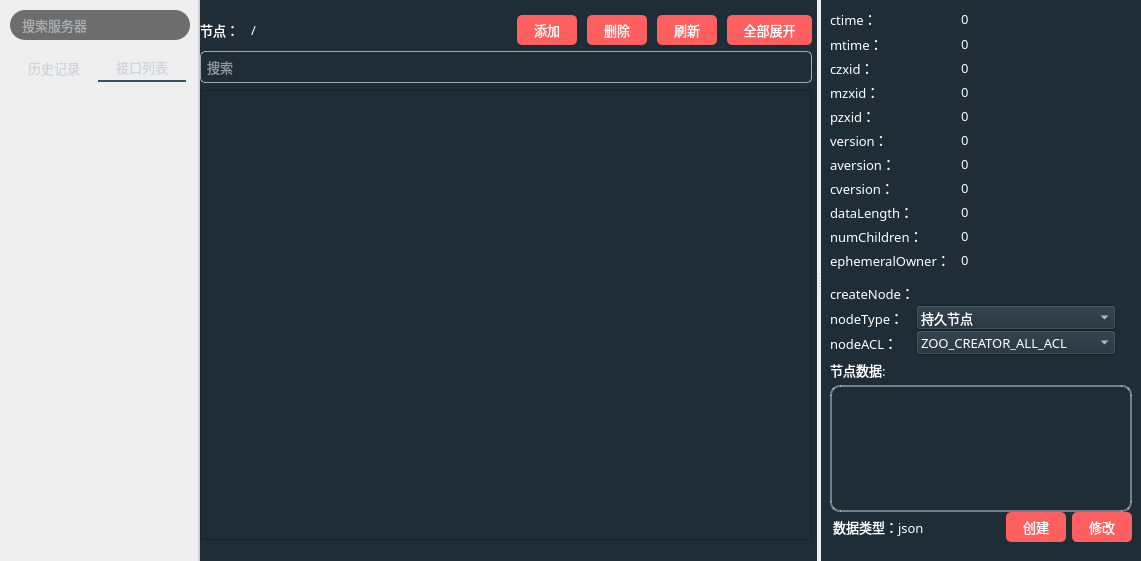
This is zookeeperwidget.ui in HuaGouFdog/Fdog-Kit as Qt 5 draws it before an edit. The edited form follows.
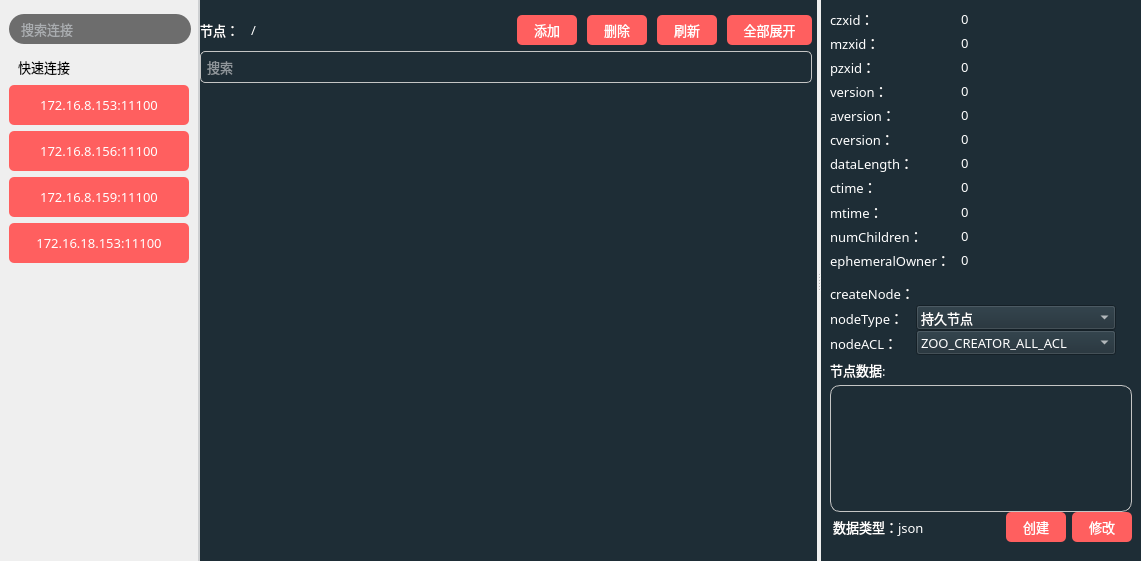
This is the edited form. Icons and pictures are not drawn.

Commit message: 优化zk界面

```diff
--- a/zookeeperwidget.ui
+++ b/zookeeperwidget.ui
@@ -164,24 +164,27 @@
 }</string>
      </property>
      <layout class="QVBoxLayout" name="verticalLayout_6">
-      <property name="spacing">
-       <number>9</number>
-      </property>
       <property name="leftMargin">
-       <number>10</number>
+       <number>9</number>
       </property>
       <property name="topMargin">
-       <number>5</number>
+       <number>9</number>
       </property>
       <property name="rightMargin">
-       <number>10</number>
+       <number>9</number>
       </property>
       <property name="bottomMargin">
        <number>0</number>
       </property>
       <item>
        <widget class="QWidget" name="widget_9" native="true">
-        <layout class="QVBoxLayout" name="verticalLayout_3">
+        <property name="maximumSize">
+         <size>
+          <width>16777215</width>
+          <height>40</height>
+         </size>
+        </property>
+        <layout class="QHBoxLayout" name="horizontalLayout_6">
          <property name="spacing">
           <number>0</number>
          </property>
@@ -230,7 +233,7 @@
 }</string>
            </property>
            <property name="placeholderText">
-            <string>搜索服务器</string>
+            <string>搜索连接</string>
            </property>
           </widget>
          </item>
@@ -238,103 +241,286 @@
        </widget>
       </item>
       <item>
-       <widget class="QTabWidget" name="tabWidget">
-        <property name="font">
-         <font>
-          <family>OPPOSans B</family>
-          <pointsize>10</pointsize>
-          <stylestrategy>PreferAntialias</stylestrategy>
-         </font>
-        </property>
-        <property name="styleSheet">
-         <string notr="true">
- QTabWidget::tab-bar {
-         left:0px;       
-}
+       <widget class="QWidget" name="widget" native="true">
+        <layout class="QVBoxLayout" name="verticalLayout_8">
+         <property name="spacing">
+          <number>6</number>
+         </property>
+         <property name="leftMargin">
+          <number>0</number>
+         </property>
+         <property name="topMargin">
+          <number>0</number>
+         </property>
+         <property name="rightMargin">
+          <number>0</number>
+         </property>
+         <property name="bottomMargin">
+          <number>0</number>
+         </property>
+         <item>
+          <widget class="QWidget" name="widget_2" native="true">
+           <property name="minimumSize">
+            <size>
+             <width>0</width>
+             <height>20</height>
+            </size>
+           </property>
+           <layout class="QHBoxLayout" name="horizontalLayout_11">
+            <property name="leftMargin">
+             <number>9</number>
+            </property>
+            <property name="topMargin">
+             <number>2</number>
+            </property>
+            <property name="rightMargin">
+             <number>9</number>
+            </property>
+            <property name="bottomMargin">
+             <number>2</number>
+            </property>
+            <item>
+             <widget class="QLabel" name="label">
+              <property name="font">
+               <font>
+                <family>OPPOSans B</family>
+                <pointsize>10</pointsize>
+                <stylestrategy>PreferAntialias</stylestrategy>
+               </font>
+              </property>
+              <property name="text">
+               <string>快速连接</string>
+              </property>
+             </widget>
+            </item>
+            <item>
+             <widget class="QToolButton" name="toolButton_3">
+              <property name="minimumSize">
+               <size>
+                <width>0</width>
+                <height>15</height>
+               </size>
+              </property>
+              <property name="styleSheet">
+               <string notr="true">QToolButton {
+	color: rgb(255, 255, 255);
 	
+	background-color: rgba(255, 255, 255, 0);
+	border-radius: 5px;
+}
 
-/*设置TabWidget中tab_1的样式*/
-#tab_1.QWidget{
-	background-color: rgb(108, 117, 125, 0);
+QToolButton::menu-indicator { 
+	image: None;
 }
+
  
-/*设置TabWidget中tab_2的样式*/
-#tab_2.QWidget{
-	background-color: rgb(108, 117, 125, 0);
+QToolButton:hover {
+	color: rgb(255, 255, 255);
+	background-color: rgba(255, 255, 255, 0);
+}</string>
+              </property>
+              <property name="text">
+               <string/>
+              </property>
+              <property name="icon">
+               <iconset resource="lib.qrc">
+                <normaloff>:/lib/add2.png</normaloff>:/lib/add2.png</iconset>
+              </property>
+             </widget>
+            </item>
+           </layout>
+          </widget>
+         </item>
+         <item>
+          <widget class="QToolButton" name="toolButton_2">
+           <property name="minimumSize">
+            <size>
+             <width>180</width>
+             <height>40</height>
+            </size>
+           </property>
+           <property name="font">
+            <font>
+             <family>OPPOSans B</family>
+             <pointsize>10</pointsize>
+             <stylestrategy>PreferAntialias</stylestrategy>
+            </font>
+           </property>
+           <property name="styleSheet">
+            <string notr="true">QToolButton {
+	color: rgb(255, 255, 255);
+	background-color: rgb(255, 95, 95);
+	border-radius: 5px;
 }
- 
-/*设置TabWidget中QTabBar的样式*/
-QTabBar::tab{
-    background-color: rgb(108, 117, 125, 0);
-	/*font-family:Consolas; */   /*设置tab中的文本的字体*/
-	font-size:10pt;
-	color:#ced4da;    /*设置tab中的文本的颜色*/
-	border-top-left-radius: 5px;    /*设置tab的边框的圆角（左上圆角）*/
-	border-top-right-radius: 5px;    /*设置tab的边框的圆角（右上圆角）*/
-	width:80px;
-	padding: 4px;
-	margin-right:0px;
-	margin-left: 0px;
+
+QToolButton::menu-indicator { 
+	image: None;
 }
+
  
-/*设置TabWidget中QTabBar的tab被选中时的样式*/
-QTabBar::tab:selected{
-	/*background-color: #0B0E11;*/
-	background-color: rgb(108, 117, 125, 0);
-	border-bottom: 2px solid rgb(54, 81, 97)
+QToolButton:hover {
+	color: rgb(255, 255, 255);
+	background-color: rgb(255, 95, 95);
+}</string>
+           </property>
+           <property name="text">
+            <string>172.16.8.153:11100</string>
+           </property>
+           <property name="icon">
+            <iconset resource="lib.qrc">
+             <normaloff>:/lib/node.png</normaloff>:/lib/node.png</iconset>
+           </property>
+           <property name="toolButtonStyle">
+            <enum>Qt::ToolButtonTextBesideIcon</enum>
+           </property>
+          </widget>
+         </item>
+         <item>
+          <widget class="QToolButton" name="toolButton_4">
+           <property name="minimumSize">
+            <size>
+             <width>180</width>
+             <height>40</height>
+            </size>
+           </property>
+           <property name="font">
+            <font>
+             <family>OPPOSans B</family>
+             <pointsize>10</pointsize>
+             <stylestrategy>PreferAntialias</stylestrategy>
+            </font>
+           </property>
+           <property name="styleSheet">
+            <string notr="true">QToolButton {
+	color: rgb(255, 255, 255);
+	background-color: rgb(255, 95, 95);
+	border-radius: 5px;
 }
- 
-/*设置TabWidget中鼠标悬浮在QTabBar的tab上，但未选中该Tab的样式*/
-QTabBar::tab:hover:!selected {
-	/*background-color: rgb(100, 117, 125, 125);*/
+
+QToolButton::menu-indicator { 
+	image: None;
 }
+
  
-/*设置TabWidget的边框的样式*/
-QTabWidget::pane {
-    border: 0px solid rgb(108, 117, 125, 65);
+QToolButton:hover {
+	color: rgb(255, 255, 255);
+	background-color: rgb(255, 95, 95);
+}</string>
+           </property>
+           <property name="text">
+            <string>172.16.8.156:11100</string>
+           </property>
+           <property name="icon">
+            <iconset resource="lib.qrc">
+             <normaloff>:/lib/node2.png</normaloff>:/lib/node2.png</iconset>
+           </property>
+           <property name="toolButtonStyle">
+            <enum>Qt::ToolButtonTextBesideIcon</enum>
+           </property>
+          </widget>
+         </item>
+         <item>
+          <widget class="QToolButton" name="toolButton_5">
+           <property name="minimumSize">
+            <size>
+             <width>180</width>
+             <height>40</height>
+            </size>
+           </property>
+           <property name="font">
+            <font>
+             <family>OPPOSans B</family>
+             <pointsize>10</pointsize>
+             <stylestrategy>PreferAntialias</stylestrategy>
+            </font>
+           </property>
+           <property name="styleSheet">
+            <string notr="true">QToolButton {
+	color: rgb(255, 255, 255);
+	background-color: rgb(255, 95, 95);
+	border-radius: 5px;
 }
- 
 
-QTabBar::close-button{ 
-	/*border-image: url(:lib/Kafka.png);*/
+QToolButton::menu-indicator { 
+	image: None;
 }
-QTabBar::close-button:hover{
-	/*border-image: url(:/Resources/image/close_hover.png);*/
+
+ 
+QToolButton:hover {
+	color: rgb(255, 255, 255);
+	background-color: rgb(255, 95, 95);
+}</string>
+           </property>
+           <property name="text">
+            <string>172.16.8.159:11100</string>
+           </property>
+           <property name="icon">
+            <iconset resource="lib.qrc">
+             <normaloff>:/lib/node2.png</normaloff>:/lib/node2.png</iconset>
+           </property>
+           <property name="toolButtonStyle">
+            <enum>Qt::ToolButtonTextBesideIcon</enum>
+           </property>
+          </widget>
+         </item>
+         <item>
+          <widget class="QToolButton" name="toolButton_6">
+           <property name="minimumSize">
+            <size>
+             <width>180</width>
+             <height>40</height>
+            </size>
+           </property>
+           <property name="font">
+            <font>
+             <family>OPPOSans B</family>
+             <pointsize>10</pointsize>
+             <stylestrategy>PreferAntialias</stylestrategy>
+            </font>
+           </property>
+           <property name="styleSheet">
+            <string notr="true">QToolButton {
+	color: rgb(255, 255, 255);
+	background-color: rgb(255, 95, 95);
+	border-radius: 5px;
 }
 
-
-/*当打开多个tab，右侧出现，点击后，可以向前向后的按钮的样式*/
-QTabBar QToolButton {
-    border: none;
-	color: rgb(255, 206, 6);
-    background-color: #0b0e11;
+QToolButton::menu-indicator { 
+	image: None;
 }
+
  
-QTabBar QToolButton:hover {
-	background-color: #161a1e; 
+QToolButton:hover {
+	color: rgb(255, 255, 255);
+	background-color: rgb(255, 95, 95);
 }</string>
-        </property>
-        <property name="currentIndex">
-         <number>1</number>
-        </property>
-        <widget class="QWidget" name="tab">
-         <attribute name="icon">
-          <iconset resource="lib.qrc">
-           <normaloff>:/lib/history2.png</normaloff>:/lib/history2.png</iconset>
-         </attribute>
-         <attribute name="title">
-          <string>历史记录</string>
-         </attribute>
-        </widget>
-        <widget class="QWidget" name="tab_2">
-         <attribute name="icon">
-          <iconset resource="lib.qrc">
-           <normaloff>:/lib/file2.png</normaloff>:/lib/file2.png</iconset>
-         </attribute>
-         <attribute name="title">
-          <string>接口列表</string>
-         </attribute>
-        </widget>
+           </property>
+           <property name="text">
+            <string>172.16.18.153:11100</string>
+           </property>
+           <property name="icon">
+            <iconset resource="lib.qrc">
+             <normaloff>:/lib/node2.png</normaloff>:/lib/node2.png</iconset>
+           </property>
+           <property name="toolButtonStyle">
+            <enum>Qt::ToolButtonTextBesideIcon</enum>
+           </property>
+          </widget>
+         </item>
+         <item>
+          <spacer name="verticalSpacer">
+           <property name="orientation">
+            <enum>Qt::Vertical</enum>
+           </property>
+           <property name="sizeHint" stdset="0">
+            <size>
+             <width>20</width>
+             <height>290</height>
+            </size>
+           </property>
+          </spacer>
+         </item>
+        </layout>
        </widget>
       </item>
      </layout>
@@ -436,7 +622,7 @@
           <item>
            <widget class="QLineEdit" name="lineEdit_node">
             <property name="sizePolicy">
-             <sizepolicy hsizetype="Maximum" vsizetype="Fixed">
+             <sizepolicy hsizetype="Expanding" vsizetype="Fixed">
               <horstretch>0</horstretch>
               <verstretch>0</verstretch>
              </sizepolicy>
@@ -461,6 +647,9 @@
             <property name="orientation">
              <enum>Qt::Horizontal</enum>
             </property>
+            <property name="sizeType">
+             <enum>QSizePolicy::Minimum</enum>
+            </property>
             <property name="sizeHint" stdset="0">
              <size>
               <width>10</width>
@@ -706,7 +895,7 @@
          </property>
          <property name="styleSheet">
           <string notr="true">#horizontalWidget_1_3_l{
-	border: 1px solid rgba(255, 255, 255, 150);
+	border: 1px solid rgb(197, 197, 197);
 	border-radius: 5px;
 }</string>
          </property>
@@ -731,7 +920,7 @@
             <property name="minimumSize">
              <size>
               <width>0</width>
-              <height>30</height>
+              <height>27</height>
              </size>
             </property>
             <property name="font">
@@ -812,25 +1001,60 @@
              <font>
               <family>OPPOSans B</family>
               <pointsize>10</pointsize>
-              <weight>50</weight>
-              <bold>false</bold>
-              <stylestrategy>PreferAntialias</stylestrategy>
              </font>
             </property>
             <property name="contextMenuPolicy">
              <enum>Qt::CustomContextMenu</enum>
             </property>
             <property name="styleSheet">
-             <string notr="true">QTreeWidget::item{
-	border-bottom:1px solid rgb(255, 255, 255,100);
-	height: 30px; /*设置每个节点的高度*/
-	padding: -1;
+             <string notr="true">QTreeWidget#treeWidget {
+	border: 0px solid #D3D6DD;
+	outline: none;
+}
+QTreeWidget::item {
+	height: 28px;
+	color: rgb(255, 255, 255);
+	border: 1px;
+	outline: 0px;
 }
 
-QTreeWidget::item:selected {
-        background-color: rgb(26, 26, 26);
-		border: none; /*去除边框*/
-		padding: -1;
+QTreeWidget::item:hover {
+	border: 0px;
+	outline: 0px;
+    color: rgb(255, 255, 255);
+	background-color: rgba(209, 209, 209, 20);
+}
+QTreeWidget::item:selected{
+    border: 0px;
+	outline: 0px;
+    color: #45B2FF;
+	background-color: rgba(209, 209, 209, 20);
+}
+QTreeWidget::item:selected:active{
+    border: 0px;
+	outline: 0px;
+    color: #45B2FF;
+}
+ 
+QTreeWidget::item:selected:!active {
+    border: 0px;
+	outline: 0px;
+    color: #45B2FF;
+}
+QTreeWidget::branch {
+	height: 28px;
+	width: 28px;
+}
+QTreeWidget::branch:closed:has-children:!has-siblings,
+QTreeWidget::branch:closed:has-children:has-siblings {
+	border-image: none;
+    image: url(:/lib/tree_close.png);
+}
+ 
+QTreeWidget::branch:open:has-children:!has-siblings,
+QTreeWidget::branch:open:has-children:has-siblings  {
+	border-image: none;
+    image: url(:/lib/tree_open.png);
 }
 
 QScrollBar:vertical{
@@ -878,6 +1102,45 @@
 }
 QScrollBar::up-arrow:vertical {
     border:none;
+}
+QMenu {
+
+background-color:rgb(253,253,254);
+/*padding:5px;*/
+padding: 3px 0px 3px 0px;
+border-radius:6px;
+border:2px solid rgb(108, 117, 125, 65); 
+}
+QMenu::item {
+	font-size: 10pt;
+	
+	font: 10pt &quot;OPPOSans B&quot;;
+	
+	color: rgb(63, 63, 63);
+    background-color:rgb(253,253,254);
+    padding: 5px 25px 5px 25px;
+    /*margin: 2px 2px 2px 2px;*/
+}
+QMenu::item:selected {
+    background-color : rgb(236,236,237);
+}
+QMenu::icon:checked {
+    background: rgb(253,253,254);
+    position: absolute;
+    top: 1px;
+    right: 1px;
+    bottom: 1px;
+    left: 1px;
+}
+QMenu::icon:checked:selected {
+    background-color : rgb(236,236,237);
+    background-image: url(:/space_selected.png);
+}
+QMenu::separator {
+    height: 2px;
+    background: rgb(235,235,236);
+    /*margin-left: 10px;*/
+    /*margin-right: 10px;*/
 }</string>
             </property>
             <property name="lineWidth">
@@ -1124,20 +1387,6 @@
             </property>
            </widget>
           </item>
-          <item row="10" column="0">
-           <widget class="QLabel" name="label_ephemeralOwner">
-            <property name="font">
-             <font>
-              <family>OPPOSans B</family>
-              <pointsize>10</pointsize>
-              <stylestrategy>PreferAntialias</stylestrategy>
-             </font>
-            </property>
-            <property name="text">
-             <string>ephemeralOwner：</string>
-            </property>
-           </widget>
-          </item>
           <item row="6" column="0">
            <widget class="QLabel" name="label_aversion">
             <property name="font">
@@ -1152,8 +1401,20 @@
             </property>
            </widget>
           </item>
-          <item row="4" column="0">
-           <widget class="QLabel" name="label_pzxid">
+          <item row="7" column="1">
+           <widget class="QLineEdit" name="lineEdit_cversion">
+            <property name="minimumSize">
+             <size>
+              <width>60</width>
+              <height>0</height>
+             </size>
+            </property>
+            <property name="maximumSize">
+             <size>
+              <width>60</width>
+              <height>16777215</height>
+             </size>
+            </property>
             <property name="font">
              <font>
               <family>OPPOSans B</family>
@@ -1162,7 +1423,10 @@
              </font>
             </property>
             <property name="text">
-             <string>pzxid：</string>
+             <string>0</string>
+            </property>
+            <property name="readOnly">
+             <bool>true</bool>
             </property>
            </widget>
           </item>
@@ -1180,8 +1444,8 @@
             </property>
            </widget>
           </item>
-          <item row="1" column="0">
-           <widget class="QLabel" name="label_mtime">
+          <item row="4" column="0">
+           <widget class="QLabel" name="label_pzxid">
             <property name="font">
              <font>
               <family>OPPOSans B</family>
@@ -1190,64 +1454,7 @@
              </font>
             </property>
             <property name="text">
-             <string>mtime：</string>
-            </property>
-           </widget>
-          </item>
-          <item row="7" column="1">
-           <widget class="QLineEdit" name="lineEdit_cversion">
-            <property name="minimumSize">
-             <size>
-              <width>60</width>
-              <height>0</height>
-             </size>
-            </property>
-            <property name="maximumSize">
-             <size>
-              <width>60</width>
-              <height>16777215</height>
-             </size>
-            </property>
-            <property name="font">
-             <font>
-              <family>OPPOSans B</family>
-              <pointsize>10</pointsize>
-              <stylestrategy>PreferAntialias</stylestrategy>
-             </font>
-            </property>
-            <property name="text">
-             <string>0</string>
-            </property>
-            <property name="readOnly">
-             <bool>true</bool>
-            </property>
-           </widget>
-          </item>
-          <item row="9" column="0">
-           <widget class="QLabel" name="label_numChildren">
-            <property name="font">
-             <font>
-              <family>OPPOSans B</family>
-              <pointsize>10</pointsize>
-              <stylestrategy>PreferAntialias</stylestrategy>
-             </font>
-            </property>
-            <property name="text">
-             <string>numChildren：</string>
-            </property>
-           </widget>
-          </item>
-          <item row="5" column="0">
-           <widget class="QLabel" name="label_version">
-            <property name="font">
-             <font>
-              <family>OPPOSans B</family>
-              <pointsize>10</pointsize>
-              <stylestrategy>PreferAntialias</stylestrategy>
-             </font>
-            </property>
-            <property name="text">
-             <string>version：</string>
+             <string>pzxid：</string>
             </property>
            </widget>
           </item>
@@ -1265,6 +1472,49 @@
             </property>
            </widget>
           </item>
+          <item row="5" column="0">
+           <widget class="QLabel" name="label_version">
+            <property name="font">
+             <font>
+              <family>OPPOSans B</family>
+              <pointsize>10</pointsize>
+              <stylestrategy>PreferAntialias</stylestrategy>
+             </font>
+            </property>
+            <property name="text">
+             <string>version：</string>
+            </property>
+           </widget>
+          </item>
+          <item row="2" column="1">
+           <widget class="QLineEdit" name="lineEdit_czxid">
+            <property name="minimumSize">
+             <size>
+              <width>60</width>
+              <height>0</height>
+             </size>
+            </property>
+            <property name="maximumSize">
+             <size>
+              <width>60</width>
+              <height>16777215</height>
+             </size>
+            </property>
+            <property name="font">
+             <font>
+              <family>OPPOSans B</family>
+              <pointsize>10</pointsize>
+              <stylestrategy>PreferAntialias</stylestrategy>
+             </font>
+            </property>
+            <property name="text">
+             <string>0</string>
+            </property>
+            <property name="readOnly">
+             <bool>true</bool>
+            </property>
+           </widget>
+          </item>
           <item row="8" column="0">
            <widget class="QLabel" name="label_dataLength">
             <property name="font">
@@ -1293,93 +1543,6 @@
             </property>
            </widget>
           </item>
-          <item row="2" column="1">
-           <widget class="QLineEdit" name="lineEdit_czxid">
-            <property name="minimumSize">
-             <size>
-              <width>60</width>
-              <height>0</height>
-             </size>
-            </property>
-            <property name="maximumSize">
-             <size>
-              <width>60</width>
-              <height>16777215</height>
-             </size>
-            </property>
-            <property name="font">
-             <font>
-              <family>OPPOSans B</family>
-              <pointsize>10</pointsize>
-              <stylestrategy>PreferAntialias</stylestrategy>
-             </font>
-            </property>
-            <property name="text">
-             <string>0</string>
-            </property>
-            <property name="readOnly">
-             <bool>true</bool>
-            </property>
-           </widget>
-          </item>
-          <item row="0" column="1">
-           <widget class="QLineEdit" name="lineEdit_ctime">
-            <property name="minimumSize">
-             <size>
-              <width>155</width>
-              <height>0</height>
-             </size>
-            </property>
-            <property name="maximumSize">
-             <size>
-              <width>155</width>
-              <height>16777215</height>
-             </size>
-            </property>
-            <property name="font">
-             <font>
-              <family>OPPOSans B</family>
-              <pointsize>10</pointsize>
-              <stylestrategy>PreferAntialias</stylestrategy>
-             </font>
-            </property>
-            <property name="text">
-             <string>0</string>
-            </property>
-            <property name="readOnly">
-             <bool>true</bool>
-            </property>
-           </widget>
-          </item>
-          <item row="10" column="1">
-           <widget class="QLineEdit" name="lineEdit_ephemeralOwner">
-            <property name="minimumSize">
-             <size>
-              <width>155</width>
-              <height>0</height>
-             </size>
-            </property>
-            <property name="maximumSize">
-             <size>
-              <width>60</width>
-              <height>16777215</height>
-             </size>
-            </property>
-            <property name="font">
-             <font>
-              <family>OPPOSans B</family>
-              <pointsize>10</pointsize>
-              <stylestrategy>PreferAntialias</stylestrategy>
-             </font>
-            </property>
-            <property name="text">
-             <string>0</string>
-            </property>
-            <property name="readOnly">
-             <bool>true</bool>
-            </property>
-           </widget>
-          </item>
           <item row="8" column="1">
            <widget class="QLineEdit" name="lineEdit_dataLength">
             <property name="minimumSize">
@@ -1409,78 +1572,6 @@
             </property>
            </widget>
           </item>
-          <item row="0" column="0">
-           <widget class="QLabel" name="label_ctime">
-            <property name="font">
-             <font>
-              <family>OPPOSans B</family>
-              <pointsize>10</pointsize>
-              <stylestrategy>PreferAntialias</stylestrategy>
-             </font>
-            </property>
-            <property name="text">
-             <string>ctime：</string>
-            </property>
-           </widget>
-          </item>
-          <item row="9" column="1">
-           <widget class="QLineEdit" name="lineEdit_numChildren">
-            <property name="minimumSize">
-             <size>
-              <width>60</width>
-              <height>0</height>
-             </size>
-            </property>
-            <property name="maximumSize">
-             <size>
-              <width>60</width>
-              <height>16777215</height>
-             </size>
-            </property>
-            <property name="font">
-             <font>
-              <family>OPPOSans B</family>
-              <pointsize>10</pointsize>
-              <stylestrategy>PreferAntialias</stylestrategy>
-             </font>
-            </property>
-            <property name="text">
-             <string>0</string>
-            </property>
-            <property name="readOnly">
-             <bool>true</bool>
-            </property>
-           </widget>
-          </item>
-          <item row="1" column="1">
-           <widget class="QLineEdit" name="lineEdit_mtime">
-            <property name="minimumSize">
-             <size>
-              <width>155</width>
-              <height>0</height>
-             </size>
-            </property>
-            <property name="maximumSize">
-             <size>
-              <width>155</width>
-              <height>16777215</height>
-             </size>
-            </property>
-            <property name="font">
-             <font>
-              <family>OPPOSans B</family>
-              <pointsize>10</pointsize>
-              <stylestrategy>PreferAntialias</stylestrategy>
-             </font>
-            </property>
-            <property name="text">
-             <string>0</string>
-            </property>
-            <property name="readOnly">
-             <bool>true</bool>
-            </property>
-           </widget>
-          </item>
           <item row="5" column="2">
            <spacer name="horizontalSpacer_3">
             <property name="orientation">
@@ -1494,6 +1585,178 @@
             </property>
            </spacer>
           </item>
+          <item row="13" column="0">
+           <widget class="QLabel" name="label_numChildren">
+            <property name="font">
+             <font>
+              <family>OPPOSans B</family>
+              <pointsize>10</pointsize>
+              <stylestrategy>PreferAntialias</stylestrategy>
+             </font>
+            </property>
+            <property name="text">
+             <string>numChildren：</string>
+            </property>
+           </widget>
+          </item>
+          <item row="12" column="0">
+           <widget class="QLabel" name="label_mtime">
+            <property name="font">
+             <font>
+              <family>OPPOSans B</family>
+              <pointsize>10</pointsize>
+              <stylestrategy>PreferAntialias</stylestrategy>
+             </font>
+            </property>
+            <property name="text">
+             <string>mtime：</string>
+            </property>
+           </widget>
+          </item>
+          <item row="12" column="1">
+           <widget class="QLineEdit" name="lineEdit_mtime">
+            <property name="minimumSize">
+             <size>
+              <width>155</width>
+              <height>0</height>
+             </size>
+            </property>
+            <property name="maximumSize">
+             <size>
+              <width>155</width>
+              <height>16777215</height>
+             </size>
+            </property>
+            <property name="font">
+             <font>
+              <family>OPPOSans B</family>
+              <pointsize>10</pointsize>
+              <stylestrategy>PreferAntialias</stylestrategy>
+             </font>
+            </property>
+            <property name="text">
+             <string>0</string>
+            </property>
+            <property name="readOnly">
+             <bool>true</bool>
+            </property>
+           </widget>
+          </item>
+          <item row="13" column="1">
+           <widget class="QLineEdit" name="lineEdit_numChildren">
+            <property name="minimumSize">
+             <size>
+              <width>60</width>
+              <height>0</height>
+             </size>
+            </property>
+            <property name="maximumSize">
+             <size>
+              <width>60</width>
+              <height>16777215</height>
+             </size>
+            </property>
+            <property name="font">
+             <font>
+              <family>OPPOSans B</family>
+              <pointsize>10</pointsize>
+              <stylestrategy>PreferAntialias</stylestrategy>
+             </font>
+            </property>
+            <property name="text">
+             <string>0</string>
+            </property>
+            <property name="readOnly">
+             <bool>true</bool>
+            </property>
+           </widget>
+          </item>
+          <item row="11" column="0">
+           <widget class="QLabel" name="label_ctime">
+            <property name="font">
+             <font>
+              <family>OPPOSans B</family>
+              <pointsize>10</pointsize>
+              <stylestrategy>PreferAntialias</stylestrategy>
+             </font>
+            </property>
+            <property name="text">
+             <string>ctime：</string>
+            </property>
+           </widget>
+          </item>
+          <item row="11" column="1">
+           <widget class="QLineEdit" name="lineEdit_ctime">
+            <property name="minimumSize">
+             <size>
+              <width>155</width>
+              <height>0</height>
+             </size>
+            </property>
+            <property name="maximumSize">
+             <size>
+              <width>155</width>
+              <height>16777215</height>
+             </size>
+            </property>
+            <property name="font">
+             <font>
+              <family>OPPOSans B</family>
+              <pointsize>10</pointsize>
+              <stylestrategy>PreferAntialias</stylestrategy>
+             </font>
+            </property>
+            <property name="text">
+             <string>0</string>
+            </property>
+            <property name="readOnly">
+             <bool>true</bool>
+            </property>
+           </widget>
+          </item>
+          <item row="14" column="0">
+           <widget class="QLabel" name="label_ephemeralOwner">
+            <property name="font">
+             <font>
+              <family>OPPOSans B</family>
+              <pointsize>10</pointsize>
+              <stylestrategy>PreferAntialias</stylestrategy>
+             </font>
+            </property>
+            <property name="text">
+             <string>ephemeralOwner：</string>
+            </property>
+           </widget>
+          </item>
+          <item row="14" column="1">
+           <widget class="QLineEdit" name="lineEdit_ephemeralOwner">
+            <property name="minimumSize">
+             <size>
+              <width>155</width>
+              <height>0</height>
+             </size>
+            </property>
+            <property name="maximumSize">
+             <size>
+              <width>60</width>
+              <height>16777215</height>
+             </size>
+            </property>
+            <property name="font">
+             <font>
+              <family>OPPOSans B</family>
+              <pointsize>10</pointsize>
+              <stylestrategy>PreferAntialias</stylestrategy>
+             </font>
+            </property>
+            <property name="text">
+             <string>0</string>
+            </property>
+            <property name="readOnly">
+             <bool>true</bool>
+            </property>
+           </widget>
+          </item>
          </layout>
         </widget>
        </item>
@@ -1935,8 +2198,9 @@
                    </font>
                   </property>
                   <property name="styleSheet">
-                   <string notr="true">border-radius: 10px;
-border: 2px solid rgba(255, 255, 255, 100);</string>
+                   <string notr="true">
+	border: 1px solid rgb(197, 197, 197);
+	border-radius: 10px;</string>
                   </property>
                   <property name="html">
                    <string>&lt;!DOCTYPE HTML PUBLIC &quot;-//W3C//DTD HTML 4.0//EN&quot; &quot;http://www.w3.org/TR/REC-html40/strict.dtd&quot;&gt;
```
The commit also changes 7 other files.
